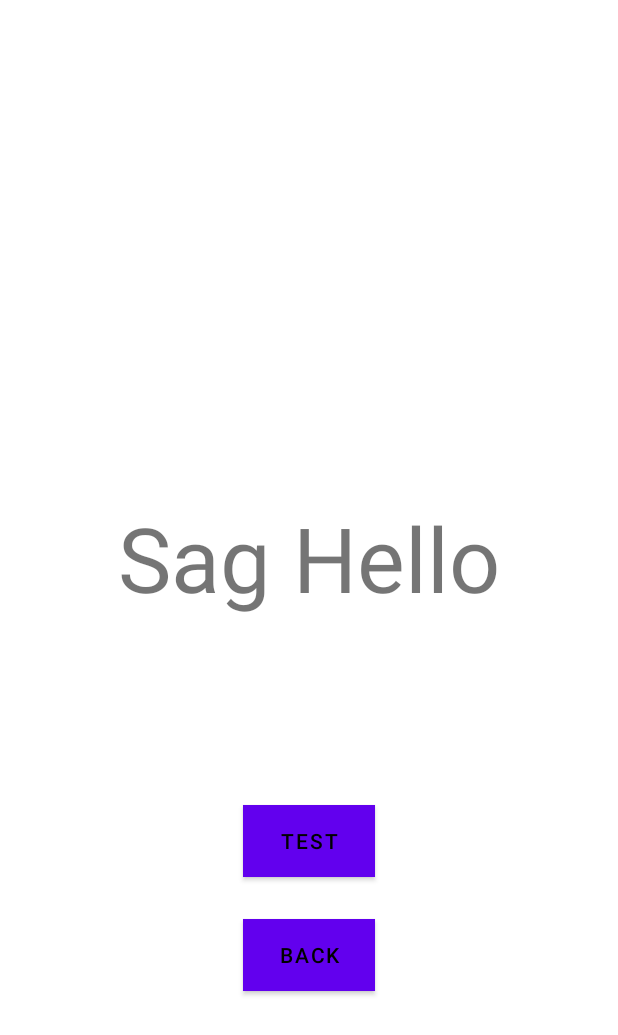
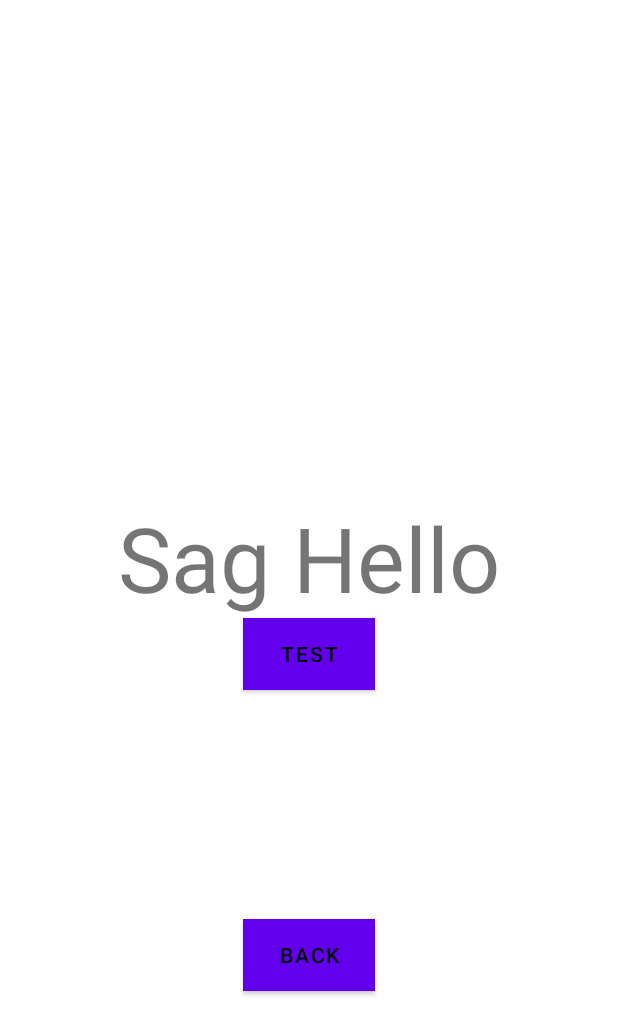
Before and after one commit to gr4being/socialPepper, an Android app: the layout activity_main.xml on its own in the app's theme, with its tools: preview values and no code run, on a phone screen of 412 x 824 dp. Shown: the top 1035 px of the screen. Run offline under Robolectric (Android 15) with nearby library versions, the phone set to English and light mode, and no system bars.

Commit message:
made event main

```diff
--- a/app/src/main/res/layout/activity_main.xml
+++ b/app/src/main/res/layout/activity_main.xml
@@ -23,15 +23,16 @@
         android:id="@+id/btn_test"
         android:layout_width="wrap_content"
         android:layout_height="wrap_content"
+        android:background="@android:color/holo_red_dark"
         android:text="Test"
+        android:textColor="@android:color/black"
         app:iconTint="#fc030f"
-        android:background="@android:color/holo_red_dark"
-        android:textColor="@android:color/black"
         app:layout_constraintBottom_toBottomOf="parent"
         app:layout_constraintEnd_toEndOf="parent"
+        app:layout_constraintHorizontal_bias="0.501"
         app:layout_constraintStart_toStartOf="parent"
         app:layout_constraintTop_toBottomOf="@+id/mytextview_id"
-        app:layout_constraintVertical_bias="0.342" />
+        app:layout_constraintVertical_bias="0.0" />
 
     <Button
         android:id="@+id/btn_back"
```
Also changed, not shown: app/src/main/java/com/example/myapplication/MainActivity.java (+24 -4 lines).
